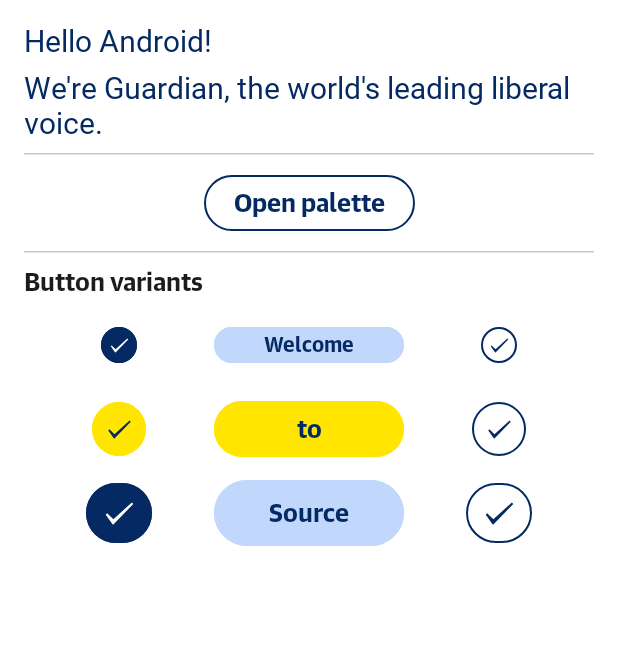
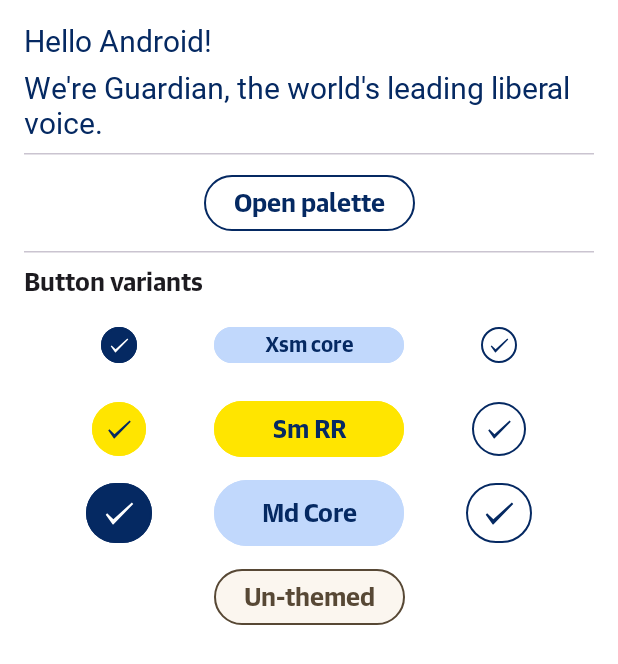
Before and after one commit to guardian/source-apps, an Android app built with Jetpack Compose: the screen it shows after launch (MainActivity), on a phone screen of 412 x 824 dp. Shown: the top 664 px of the screen. Run offline under Robolectric (Android 15) with nearby library versions, the phone set to English and light mode, and no system bars; Roboto replaces fonts that are not available here.

Commit message:
Add to sample app

```diff
--- a/android/sample/src/main/kotlin/com/gu/source/MainActivity.kt
+++ b/android/sample/src/main/kotlin/com/gu/source/MainActivity.kt
@@ -8,17 +8,17 @@ import androidx.compose.material3.*
 import androidx.compose.runtime.Composable
 import androidx.compose.runtime.rememberCoroutineScope
 import androidx.compose.ui.Alignment
+import androidx.compose.ui.Alignment.Companion.CenterHorizontally
 import androidx.compose.ui.Modifier
 import androidx.compose.ui.unit.dp
+import com.gu.source.components.buttons.ButtonColours
+import com.gu.source.components.buttons.PlainSourceButton
 import com.gu.source.components.buttons.SourceButton
 import com.gu.source.components.buttons.SourceIconButton
 import com.gu.source.daynight.AppColour
 import com.gu.source.daynight.AppColourMode
 import com.gu.source.icons.Check
-import com.gu.source.presets.palette.Brand400
-import com.gu.source.presets.palette.Neutral0
-import com.gu.source.presets.palette.Neutral100
-import com.gu.source.presets.palette.Neutral97
+import com.gu.source.presets.palette.*
 import com.gu.source.presets.typography.HeadlineMedium20
 import com.gu.source.presets.typography.TextSansBold17
 import com.gu.source.theme.ReaderRevenueTheme
@@ -108,7 +108,7 @@ private fun Greeting(name: String, modifier: Modifier = Modifier) {
                     modifier = Modifier.weight(1f),
                 )
                 SourceButton(
-                    text = "Welcome",
+                    text = "Xsm core",
                     priority = SourceButton.Priority.SecondaryOnWhite,
                     onClick = {},
                     size = SourceButton.Size.XSmall,
@@ -135,7 +135,7 @@ private fun Greeting(name: String, modifier: Modifier = Modifier) {
                         modifier = Modifier.weight(1f),
                     )
                     SourceButton(
-                        text = "to",
+                        text = "Sm RR",
                         priority = SourceButton.Priority.PrimaryOnWhite,
                         onClick = {},
                         size = SourceButton.Size.Small,
@@ -162,7 +162,7 @@ private fun Greeting(name: String, modifier: Modifier = Modifier) {
                     modifier = Modifier.weight(1f),
                 )
                 SourceButton(
-                    text = "Source",
+                    text = "Md Core",
                     priority = SourceButton.Priority.SecondaryOnWhite,
                     onClick = {},
                     size = SourceButton.Size.Medium,
@@ -177,6 +177,18 @@ private fun Greeting(name: String, modifier: Modifier = Modifier) {
                     modifier = Modifier.weight(1f),
                 )
             }
+
+            PlainSourceButton(
+                text = "Un-themed",
+                size = SourceButton.Size.Small,
+                buttonColours = ButtonColours(
+                    border = AppColour(Source.Palette.Culture200),
+                    container = AppColour(Source.Palette.Culture800),
+                    content = AppColour(Source.Palette.Culture200),
+                ),
+                onClick = {},
+                modifier = Modifier.align(CenterHorizontally),
+            )
         }
     }
 }
--- a/android/source/src/main/kotlin/com/gu/source/components/buttons/PlainSourceButton.kt
+++ b/android/source/src/main/kotlin/com/gu/source/components/buttons/PlainSourceButton.kt
@@ -17,8 +17,8 @@ import androidx.compose.ui.unit.dp
 import androidx.compose.ui.unit.sp
 import com.gu.source.Source
 import com.gu.source.daynight.AppColour
-import com.gu.source.presets.palette.Sport200
-import com.gu.source.presets.palette.Sport800
+import com.gu.source.presets.palette.Culture200
+import com.gu.source.presets.palette.Culture800
 
 /**
  * A basic Source compatible button component. This button does not have any Source colour theming.
@@ -140,9 +140,9 @@ private fun Preview() {
         text = "Button",
         size = SourceButton.Size.Small,
         buttonColours = ButtonColours(
-            border = AppColour(Source.Palette.Sport200),
-            container = AppColour(Source.Palette.Sport800),
-            content = AppColour(Source.Palette.Sport200),
+            border = AppColour(Source.Palette.Culture200),
+            container = AppColour(Source.Palette.Culture800),
+            content = AppColour(Source.Palette.Culture200),
         ),
         onClick = {},
     )
```
